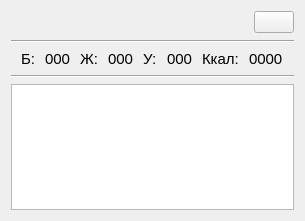
First picture: the form in project/forms/Product_info.ui, repository Galoev/nutritionist-helper, before the edit.
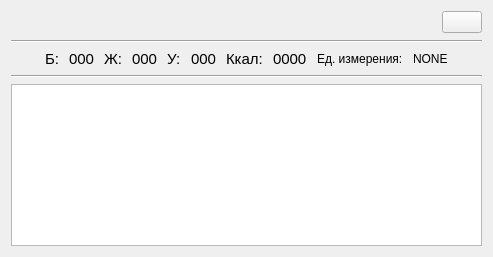
Second picture: the form after the edit. Icons and pictures are not drawn.

```diff
--- a/project/forms/Product_info.ui
+++ b/project/forms/Product_info.ui
@@ -6,15 +6,15 @@
    <rect>
     <x>0</x>
     <y>0</y>
-    <width>305</width>
-    <height>221</height>
+    <width>493</width>
+    <height>257</height>
    </rect>
   </property>
   <property name="windowTitle">
    <string>Информация о продукте</string>
   </property>
-  <layout class="QVBoxLayout" name="verticalLayout">
-   <item>
+  <layout class="QGridLayout" name="gridLayout">
+   <item row="0" column="0">
     <layout class="QHBoxLayout" name="horizontalLayout">
      <item>
       <widget class="QLabel" name="label_productName">
@@ -52,14 +52,14 @@
      </item>
     </layout>
    </item>
-   <item>
+   <item row="1" column="0">
     <widget class="Line" name="line_2">
      <property name="orientation">
       <enum>Qt::Horizontal</enum>
      </property>
     </widget>
    </item>
-   <item>
+   <item row="2" column="0">
     <layout class="QHBoxLayout" name="horizontalLayout_6">
      <property name="spacing">
       <number>10</number>
@@ -189,6 +189,24 @@
        </item>
       </layout>
      </item>
+     <item>
+      <layout class="QHBoxLayout" name="horizontalLayout_9">
+       <item>
+        <widget class="QLabel" name="label_unitsName">
+         <property name="text">
+          <string>Ед. измерения:</string>
+         </property>
+        </widget>
+       </item>
+       <item>
+        <widget class="QLabel" name="label_unitsType">
+         <property name="text">
+          <string>NONE</string>
+         </property>
+        </widget>
+       </item>
+      </layout>
+     </item>
      <item>
       <spacer name="horizontalSpacer_2">
        <property name="orientation">
@@ -204,14 +222,14 @@
      </item>
     </layout>
    </item>
-   <item>
+   <item row="3" column="0">
     <widget class="Line" name="line">
      <property name="orientation">
       <enum>Qt::Horizontal</enum>
      </property>
     </widget>
    </item>
-   <item>
+   <item row="4" column="0">
     <widget class="QTextBrowser" name="textBrowser_description"/>
    </item>
   </layout>
```
